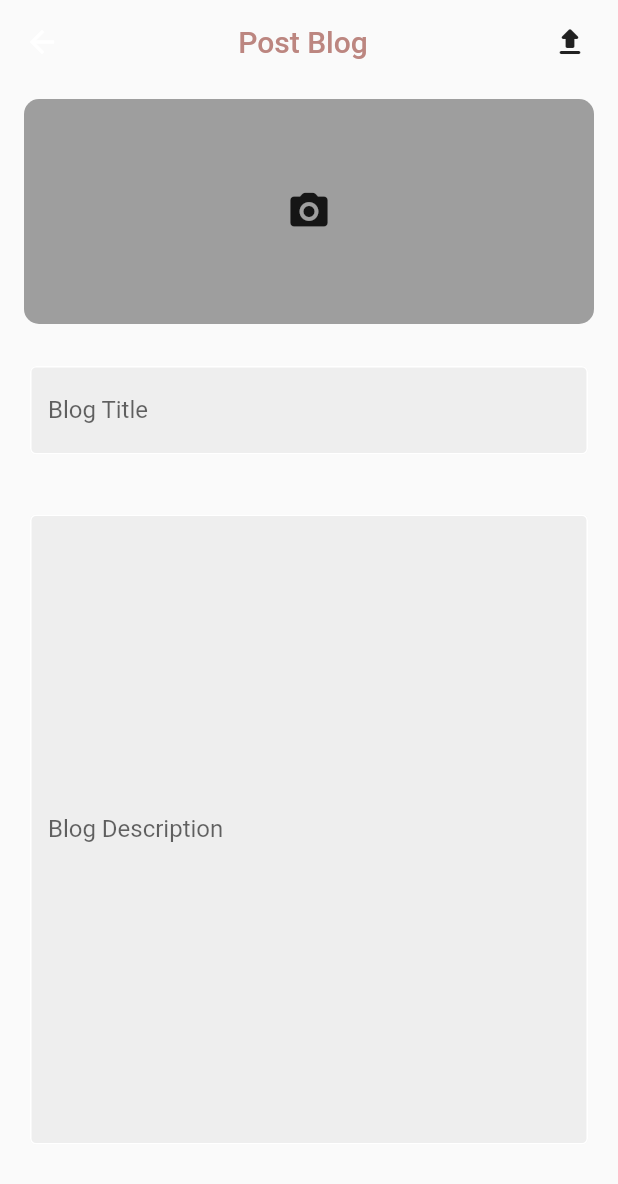
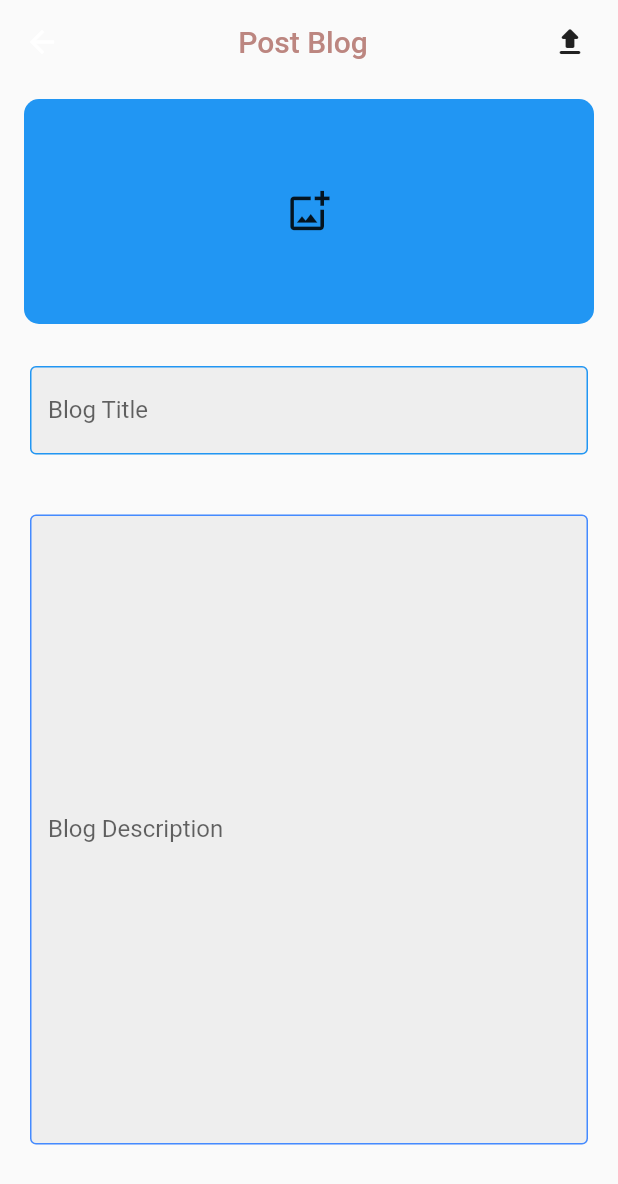
Before and after one commit to roxen-creator/liam, a Flutter app: the CreateBlog screen opened by its route, on a phone screen of 412 x 824 dp. Shown: the top 1184 px of the screen. Run offline on Flutter 3.47's test engine with Material 2 defaults, Android fonts, the phone set to English and light mode, and no system bars; our stand-ins replace flutter_svg, get, google_fonts, image_picker, story_view.

Commit message:
minimalist ui

```diff
--- a/lib/main.dart
+++ b/lib/main.dart
@@ -20,7 +20,7 @@ class MyApp extends StatelessWidget {
   Widget build(BuildContext context) {
     return MaterialApp(
       debugShowCheckedModeBanner: false,
-      title: 'Liam',
+      title: 'Lyamma lyamma',
       theme: ThemeData(
         primarySwatch: Colors.blue,
       ),
--- a/lib/presentiation/blog/create_blog.dart
+++ b/lib/presentiation/blog/create_blog.dart
@@ -25,9 +25,7 @@ class _CreateBlogState extends State<CreateBlog> {
     }
 
     return Scaffold(
-
         appBar: AppBar(
-
           title: Center(
             child: Text(
               'Post Blog',
@@ -45,7 +43,6 @@ class _CreateBlogState extends State<CreateBlog> {
               ),
             )
           ],
-
         ),
         body: SingleChildScrollView(
           child: Column(
@@ -58,11 +55,11 @@ class _CreateBlogState extends State<CreateBlog> {
                   margin: const EdgeInsets.symmetric(horizontal: 16),
                   height: 150,
                   decoration: BoxDecoration(
-                      color: Colors.grey,
+                      color: Colors.blue,
                       borderRadius: BorderRadius.circular(10)),
                   width: MediaQuery.of(context).size.width,
                   child: IconButton(
-                    icon: const Icon(Icons.camera_alt_rounded),
+                    icon: const Icon(Icons.add_photo_alternate_outlined),
                     iconSize: 30,
                     onPressed: () {
                       getImage();
@@ -78,10 +75,10 @@ class _CreateBlogState extends State<CreateBlog> {
                 child: TextFormField(
                   decoration: InputDecoration(
                     enabledBorder: const OutlineInputBorder(
-                      borderSide: BorderSide(color: Colors.white),
+                      borderSide: BorderSide(color: Colors.blue),
                     ),
                     focusedBorder: OutlineInputBorder(
-                      borderSide: BorderSide(color: Colors.grey.shade400),
+                      borderSide: BorderSide(color: Colors.blueAccent.shade400),
                     ),
                     fillColor: Colors.grey.shade200,
                     filled: true,
@@ -95,10 +92,10 @@ class _CreateBlogState extends State<CreateBlog> {
                 child: TextFormField(
                   decoration: InputDecoration(
                     enabledBorder: const OutlineInputBorder(
-                      borderSide: BorderSide(color: Colors.white),
+                      borderSide: BorderSide(color: Colors.blueAccent),
                     ),
                     focusedBorder: OutlineInputBorder(
-                      borderSide: BorderSide(color: Colors.grey.shade400),
+                      borderSide: BorderSide(color: Colors.blueAccent.shade400),
                     ),
                     fillColor: Colors.grey.shade200,
                     filled: true,
--- a/lib/presentiation/home/main_page.dart
+++ b/lib/presentiation/home/main_page.dart
@@ -77,7 +77,7 @@ class MainPageState extends State<MainPage> {
           unselectedFontSize: 14,
           onTap: _onItemTapped,
           currentIndex: _selectedIndex,
-          selectedItemColor: Colors.orange,
+          selectedItemColor: Colors.blue,
           iconSize: 26,
           elevation: 5),
     );
--- a/lib/presentiation/profile/profile_page.dart
+++ b/lib/presentiation/profile/profile_page.dart
@@ -71,7 +71,7 @@ class _ProfileDetailsState extends State<ProfileDetails> {
                   padding: const EdgeInsets.only(right: 15.0),
                   child: Container(
                     decoration: const BoxDecoration(
-                        color: Colors.orange,
+                        color: Colors.blue,
                         borderRadius: BorderRadius.all(Radius.circular(40))),
                     child: Padding(
                       padding: const EdgeInsets.only(
@@ -118,7 +118,7 @@ class _ProfileDetailsState extends State<ProfileDetails> {
                             borderRadius: BorderRadius.circular(140)),
                         child: const CircleAvatar(
                           backgroundImage: NetworkImage(
-                            'https://assets.wired.com/photos/w_730/wp-content/uploads/2019/01/Culture_GeeksGuide_Bezos.jpg',
+                            'https://p16-sign-sg.tiktokcdn.com/aweme/720x720/tos-alisg-avt-0068/5f78460b062dddae4f02b6b94bda66f7.jpeg?x-expires=1674806400&x-signature=Te4fbWa%2BYc7UBcnRv0Jj1m7b7Vw%3D',
                           ),
                         )),
                     Positioned(
@@ -157,7 +157,7 @@ class _ProfileDetailsState extends State<ProfileDetails> {
                 Padding(
                   padding: const EdgeInsets.only(left: 37.0),
                   child: Text(
-                    'Scott Hamilton',
+                    'Luna Roulette',
                     style: GoogleFonts.lato(
                         color: Colors.grey[600],
                         fontSize: 14,
--- a/lib/presentiation/resources/assets_manager.dart
+++ b/lib/presentiation/resources/assets_manager.dart
@@ -2,6 +2,7 @@ const String iconPath = "assets/icons";
 
 class ImageAssets {
   static const String googleIcon = "$iconPath/google-icon.svg";
+  static const String logoIcon = "$iconPath/logo.png";
   static const String faceBookIcon = "$iconPath/facebook-2.svg";
   static const String twitterIcon = "$iconPath/twitter.svg";
   static const String emailIcon = "$iconPath/Mail.svg";
--- a/lib/presentiation/resources/color_manager.dart
+++ b/lib/presentiation/resources/color_manager.dart
@@ -5,7 +5,7 @@ class ColorManager {
   static Color kSecondaryColor = HexColor.fromHex("#ded9ee");
   static Color kTextColor = HexColor.fromHex("#212121");
   static Color kButtonColor = HexColor.fromHex("#3967d6");
-  static Color kBacgorundColor = HexColor.fromHex("#ffffff");
+  static Color kBacgorundColor = HexColor.fromHex("d1ffdd");
 }
 
 extension HexColor on Color {
```
Also changed, not shown: lib/presentiation/home/home_page.dart (+13 -3 lines), lib/presentiation/widget/feed_widget.dart (+7 -10 lines), lib/presentiation/widget/satus.dart (+8 -9 lines).
